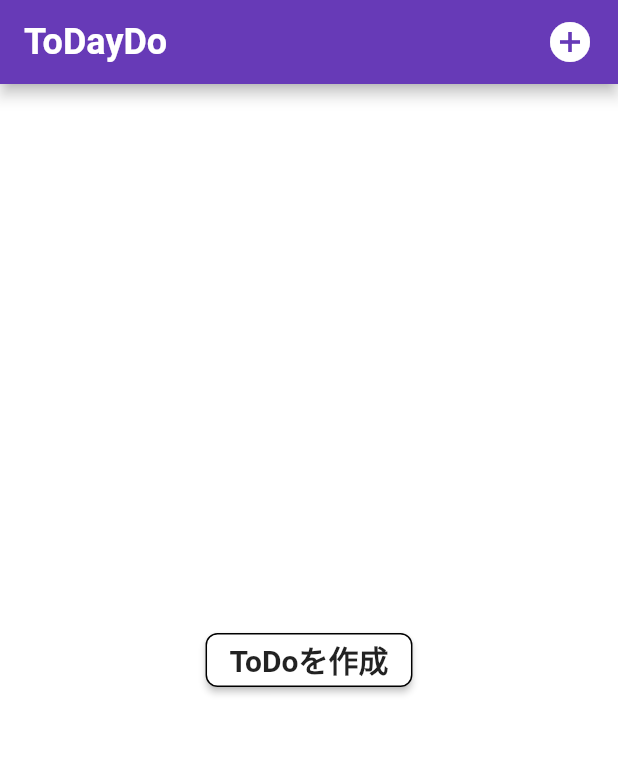
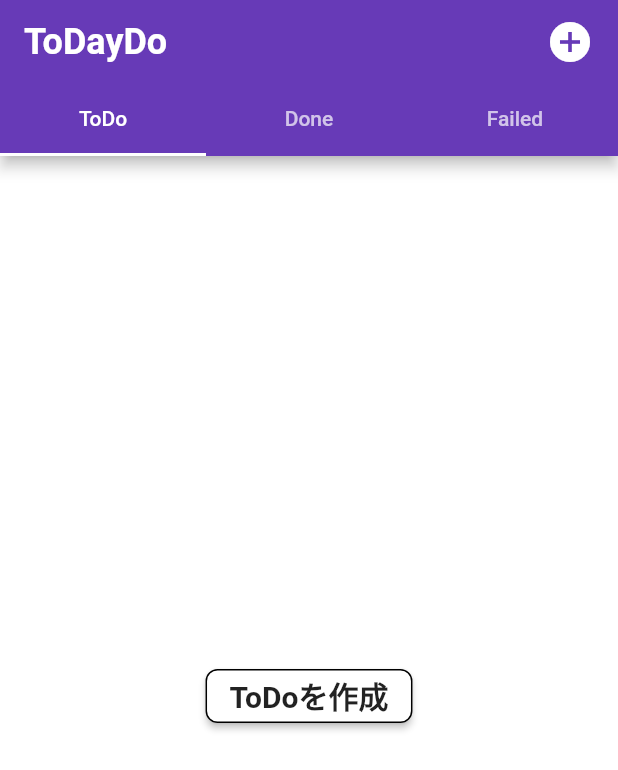
Before and after one commit to fummicc1/ToDoApp_Flutter, a Flutter app: the screen it shows once a user with an empty profile is signed in, on a phone screen of 412 x 824 dp. Shown: the top 770 px of the screen. Run offline on Flutter 3.47's test engine with Material 2 defaults, Android fonts, the phone set to English and light mode, and no system bars; our stand-ins replace cloud_firestore, firebase_auth, rxdart; accounts and stored records are empty.

Commit message:
edit todo. x: code

```diff
--- a/lib/bloc/app_bloc.dart
+++ b/lib/bloc/app_bloc.dart
@@ -1,3 +1,5 @@
+import 'package:flutter/material.dart';
+import 'package:rxdart/rxdart.dart';
 import 'package:today_do/bloc/base.dart';
 
 class AppBLoC with BaseBLoC<Map<String, dynamic>, void> {
--- a/lib/bloc/base.dart
+++ b/lib/bloc/base.dart
@@ -9,10 +9,10 @@ mixin BaseBLoC<V, A> {
 
   @protected Repository repository = Repository();
 
-  @protected StreamController<V> baseController = StreamController<V>();
+  @protected BehaviorSubject<V> baseController = BehaviorSubject<V>();
   Stream<V> get baseStream => baseController.stream;
 
-  @protected StreamController<A> actionController = StreamController<A>();
+  @protected BehaviorSubject<A> actionController = BehaviorSubject<A>();
   Sink<A> get baseSink => actionController.sink;
 
   void dispose() {
--- a/lib/bloc/create_todo.dart
+++ b/lib/bloc/create_todo.dart
@@ -2,7 +2,6 @@ import 'dart:async';
 
 import 'package:cloud_firestore/cloud_firestore.dart';
 import 'package:firebase_auth/firebase_auth.dart';
-import 'package:rxdart/rxdart.dart';
 import 'package:today_do/model/user.dart';
 
 import '../model/todo.dart';
--- a/lib/bloc/todo_list_bloc.dart
+++ b/lib/bloc/todo_list_bloc.dart
@@ -7,19 +7,13 @@ import 'package:today_do/model/user.dart';
 import 'base.dart';
 
 class ToDoListBLoC with BaseBLoC<ToDoListModel, void> {
-  final StreamController<UserModel> _userController = BehaviorSubject();
+  final BehaviorSubject<UserModel> _userController = BehaviorSubject();
   Stream<UserModel> get userStream => _userController.stream;
   Sink<UserModel> get userSink => _userController.sink;
 
-  StreamController<UserModel> _userPersistController = PublishSubject();
+  BehaviorSubject<UserModel> _userPersistController = BehaviorSubject();
   Stream<UserModel> get userPersistStream => _userPersistController.stream;
   Sink<UserModel> get userPersistSink => _userPersistController.sink;
-
-  StreamController<int> _tabIndexStreamController = BehaviorSubject.seeded(0);
-  Sink<int> get tabIndexSink => _tabIndexStreamController.sink;
-
-  ToDoListModel _model;
-
 
   ToDoListBLoC() {
     Stream<UserModel> _userStream = repository.listenUserState();
@@ -49,8 +43,6 @@ class ToDoListBLoC with BaseBLoC<ToDoListModel, void> {
 
             list.value.add(ToDoModel.fromJson(data));
           }
-
-          _model = list;
           return list;
         });
 
@@ -64,31 +56,11 @@ class ToDoListBLoC with BaseBLoC<ToDoListModel, void> {
       user.loginDate = DateTime.now();
       repository.create(user);
     });
+  }
 
-    _tabIndexStreamController.stream.listen((index) {
-
-      var values;
-
-      if (index == 0) {
-
-        values = _model.value.where((todoModel) => todoModel.status == ToDoStatus.ToDo);
-
-      } else if (index == 1) {
-
-        values = _model.value.where((todoModel) => todoModel.status == ToDoStatus.Done);
-
-      } else if (index == 2) {
-
-         values = _model.value.where((todoModel) => todoModel.status == ToDoStatus.Failed);
-
-      }
-
-      if (values == null) return;
-
-      baseController.add(values);
-
-    });
-  }
+  List<ToDoModel> getToDoStatus(ToDoListModel model) => model.value.where((todo) => todo.status == ToDoStatus.ToDo).toList();
+  List<ToDoModel> getDoneStatus(ToDoListModel model) => model.value.where((todo) => todo.status == ToDoStatus.Done).toList();
+  List<ToDoModel> getFailedStatus(ToDoListModel model) => model.value.where((todo) => todo.status == ToDoStatus.Failed).toList();
 
   @override
   void dispose() {
--- /dev/null
+++ b/lib/bloc/todo_tile_bloc.dart
@@ -0,0 +1,17 @@
+import 'package:today_do/bloc/base.dart';
+import 'package:today_do/model/todo.dart';
+
+class ToDoTileBLoC with BaseBLoC<bool, bool> {
+  final ToDoModel model;
+
+  ToDoTileBLoC(this.model) {
+    actionController.stream.listen((value) {
+      final ref = model.ref;
+      repository.update({
+        "is_done": value,
+      }, ref).catchError((error) => baseController.addError(error)).then((_) {
+        baseController.add(value);
+      });
+    });
+  }
+}
--- a/lib/main.dart
+++ b/lib/main.dart
@@ -32,7 +32,9 @@ void main() => runApp(MaterialApp(
 class MyApp extends StatelessWidget {
   @override
   Widget build(BuildContext context) {
-    return Scaffold(
+    return DefaultTabController(
+        length: 3,
+        child: Scaffold(
           appBar: AppBar(
             title: Text(
               "ToDayDo",
@@ -51,12 +53,25 @@ class MyApp extends StatelessWidget {
                 },
               ),
             ],
+            bottom: TabBar(
+              tabs: <Widget>[
+                Tab(
+                  text: "ToDo",
+                ),
+                Tab(
+                  text: "Done",
+                ),
+                Tab(
+                  text: "Failed",
+                ),
+              ],
+            ),
           ),
           body: Provider<ToDoListBLoC>(
             create: (_) => ToDoListBLoC(),
             dispose: (_, bloc) => bloc.dispose(),
             child: ToDoListPage(),
           ),
-    );
+        ));
   }
 }
--- a/lib/model/todo.dart
+++ b/lib/model/todo.dart
@@ -18,8 +18,9 @@ class ToDoModel with BaseModel {
 
   ToDoStatus get status {
     final DateTime current = DateTime.now();
-    if (current.isAfter(deadline)) return isDone ? ToDoStatus.Done : ToDoStatus.Failed;
-    return ToDoStatus.ToDo;
+    if (isDone) return ToDoStatus.Done;
+    if (current.isAfter(deadline)) return ToDoStatus.Failed;
+    if (current.isBefore(deadline)) return ToDoStatus.ToDo;
   }
 
   DocumentReference sender;
--- a/lib/network/firestore.dart
+++ b/lib/network/firestore.dart
@@ -15,4 +15,6 @@ class FirestoreProvider {
   Future<void> delete(DocumentReference ref) => ref.delete();
 
   Future<void> create(DocumentReference ref, Map<String, dynamic> data) => ref.setData(data);
+
+  Future<void> update(Map<String, dynamic> json, DocumentReference ref, {bool merge = true}) => ref.setData(json, merge: merge);
 }
--- a/lib/repository/repository.dart
+++ b/lib/repository/repository.dart
@@ -30,4 +30,6 @@ class Repository {
   Future<UserModel> signinAnonymously() => _authProvider
       .signinAnonymously()
       .then((result) => result.user == null ? null : UserModel(result.user));
+
+  Future<void> update(Map<String, dynamic> json, DocumentReference ref) => _dataProvider.update(json, ref);
 }
--- a/lib/ui/component/todo_list_component.dart
+++ b/lib/ui/component/todo_list_component.dart
@@ -1,37 +1,37 @@
 import 'package:flutter/material.dart';
 import 'package:provider/provider.dart';
 import 'package:today_do/bloc/todo_list_bloc.dart';
+import 'package:today_do/bloc/todo_tile_bloc.dart';
 import 'package:today_do/model/todo.dart';
+import 'package:today_do/ui/component/todo_tile_component.dart';
 
 class ToDoListComponent extends StatefulWidget {
   @override
   _ToDoListComponentState createState() => _ToDoListComponentState();
 }
 
-class _ToDoListComponentState extends State<ToDoListComponent>
-    with TickerProviderStateMixin {
-  TabController _tabController;
-
-  @override
-  void initState() {
-    super.initState();
-    _tabController = new TabController(length: 3, vsync: this);
-  }
-
-  @override
-  void dispose() {
-    super.dispose();
-    _tabController.dispose();
-  }
-
+class _ToDoListComponentState extends State<ToDoListComponent> {
   @override
   Widget build(BuildContext context) {
     final bloc = Provider.of<ToDoListBLoC>(context);
 
     return StreamBuilder<ToDoListModel>(
         stream: bloc.baseStream,
-      builder: (context, todoListSnapShot) {
-        if (!todoListSnapShot.hasData)
+        builder: (context, snapshot) {
+          if (!snapshot.hasData || snapshot.data.value.isEmpty)
+            return _promptCreatingToDo(context);
+
+          return TabBarView(
+            children: <Widget>[
+              _getListView(bloc.getToDoStatus(snapshot.data)),
+              _getListView(bloc.getDoneStatus(snapshot.data)),
+              _getListView(bloc.getFailedStatus(snapshot.data)),
+            ],
+          );
+        });
+  }
+
+  Widget _promptCreatingToDo(BuildContext context) {
     return Container(
         padding: EdgeInsets.all(32),
         child: Center(
@@ -52,44 +52,16 @@ class _ToDoListComponentState extends State<ToDoListComponent>
             },
           ),
         ));
-
-
-
-        return ListView.builder(
-          itemCount: todoListSnapShot.data.value.length,
-          itemBuilder: (context, index) {
-            var todo = todoListSnapShot.data.value[index];
-
-            return Card(
-              shape: RoundedRectangleBorder(
-                borderRadius: BorderRadius.circular(24),
-              ),
-              elevation: 10,
-              child: ListTile(
-                leading: Checkbox(
-                  value: true,
-                  onChanged: (value) {},
-                ),
-                title: Text(todo.todo),
-              ),
-            );
-          },
-        );
-
-      },
-    );
   }
 
-  Widget _createListView(ToDoListBLoC bloc) {
-
-    return StreamBuilder<ToDoListModel>(
-      stream: bloc.baseStream,
-      builder: (context, snapShot) {
-
-
-
-      },
+  Widget _getListView(List<ToDoModel> list) => ListView.builder(
+      itemCount: list.length,
+      itemBuilder: (context, index) {
+        var todo = list[index];
+        return Provider<ToDoTileBLoC>(
+          create: (_) => ToDoTileBLoC(list[index]),
+          dispose: (_, bloc) => bloc.dispose(),
+          child: ToDoTileComponent(),
         );
-
+      });
 }
-}
--- a/pubspec.yaml
+++ b/pubspec.yaml
@@ -30,7 +30,6 @@ dependencies:
   firebase_auth: ^0.15.3
   rxdart: ^0.23.1
   firebase_messaging: ^6.0.9
-  flutter_circular_slider : ^2.5.0
 
 dev_dependencies:
   flutter_test:
```
Also changed, not shown: lib/ui/component/create_todo_component.dart (+0 -13 lines), lib/ui/component/todo_tile_component.dart (added, +32 -0 lines), pubspec.lock. Lines whose indentation alone changed are shown as unchanged.
